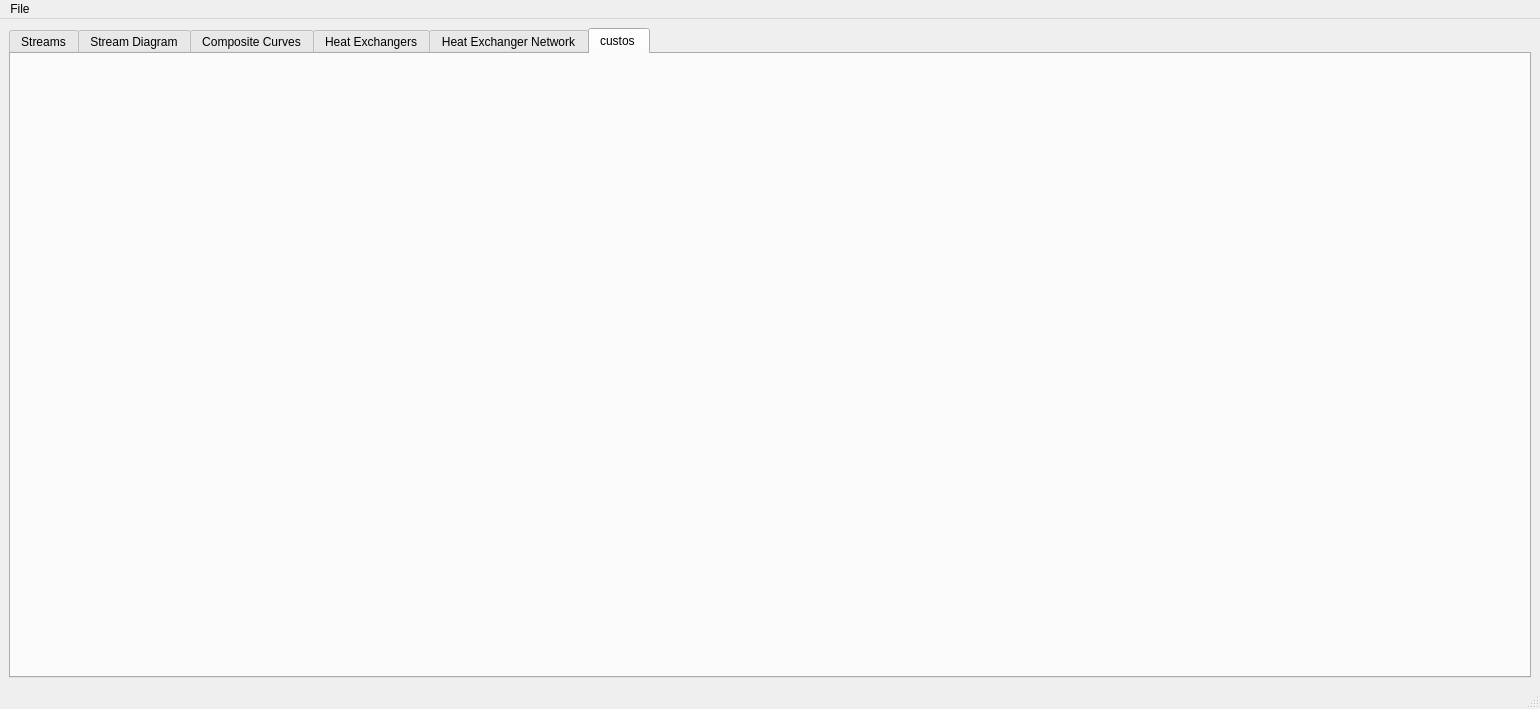
Before: the Qt Designer form interface/MPinch.ui in CarlosTadeuVassoler/MPinch, drawn with Qt 5.
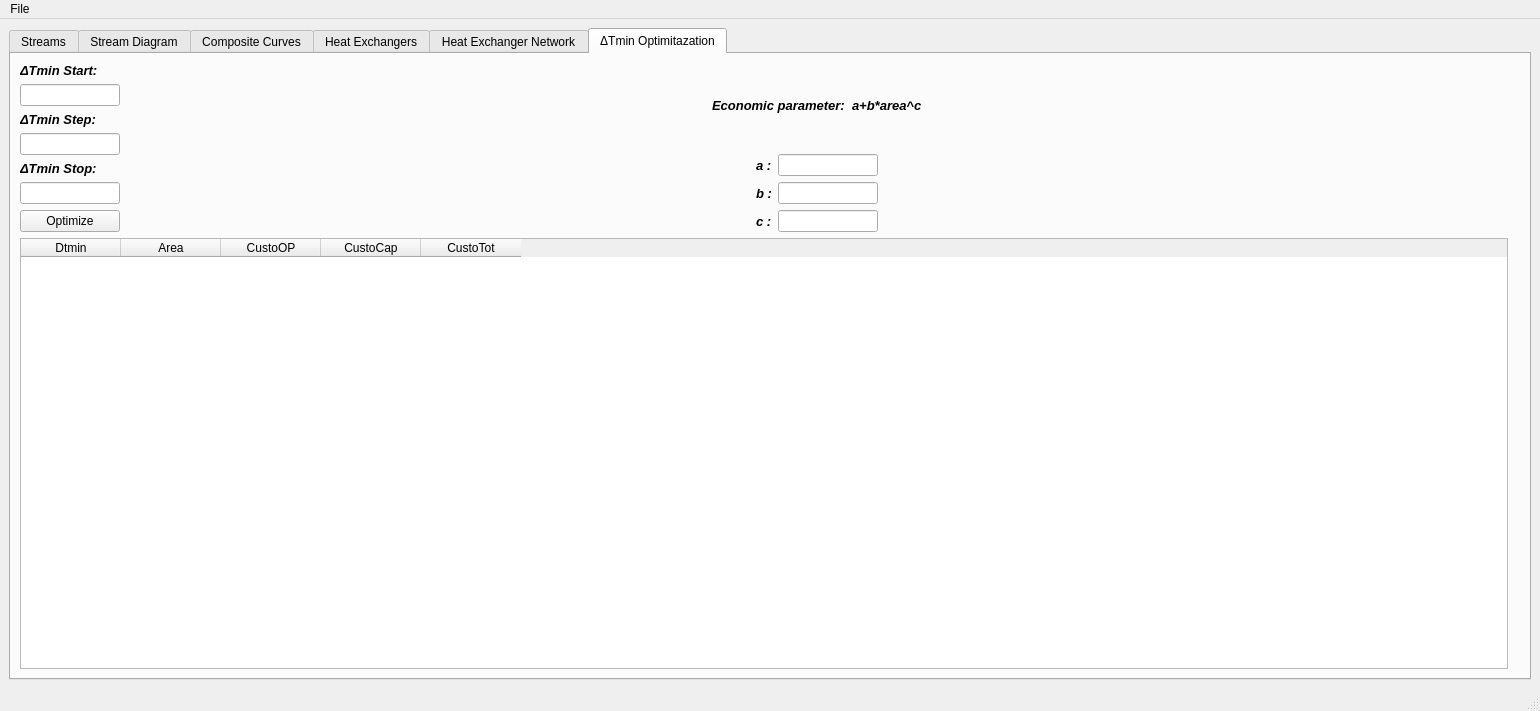
After: the same form once the commit is applied. The open tabs and pages were chosen to show the change.

```diff
--- a/interface/MPinch.ui
+++ b/interface/MPinch.ui
@@ -7,7 +7,7 @@
     <x>0</x>
     <y>0</y>
     <width>1540</width>
-    <height>709</height>
+    <height>711</height>
    </rect>
   </property>
   <property name="sizePolicy">
@@ -3342,8 +3342,400 @@
       </widget>
       <widget class="QWidget" name="tab_6">
        <attribute name="title">
-        <string>custos </string>
+        <string>ΔTmin Optimitazation</string>
        </attribute>
+       <layout class="QVBoxLayout" name="verticalLayout_8">
+        <item>
+         <layout class="QHBoxLayout" name="horizontalLayout_15">
+          <item>
+           <layout class="QVBoxLayout" name="verticalLayout_7">
+            <item>
+             <layout class="QHBoxLayout" name="horizontalLayout_16">
+              <item>
+               <layout class="QVBoxLayout" name="verticalLayout_13">
+                <item>
+                 <layout class="QVBoxLayout" name="verticalLayout_14">
+                  <item>
+                   <widget class="QLabel" name="label_81">
+                    <property name="font">
+                     <font>
+                      <family>Arial</family>
+                      <pointsize>10</pointsize>
+                      <weight>75</weight>
+                      <italic>true</italic>
+                      <bold>true</bold>
+                     </font>
+                    </property>
+                    <property name="layoutDirection">
+                     <enum>Qt::LeftToRight</enum>
+                    </property>
+                    <property name="text">
+                     <string>ΔTmin Start:</string>
+                    </property>
+                   </widget>
+                  </item>
+                  <item>
+                   <widget class="QLineEdit" name="dtstart">
+                    <property name="maximumSize">
+                     <size>
+                      <width>100</width>
+                      <height>16777215</height>
+                     </size>
+                    </property>
+                    <property name="alignment">
+                     <set>Qt::AlignLeading|Qt::AlignLeft|Qt::AlignVCenter</set>
+                    </property>
+                    <property name="clearButtonEnabled">
+                     <bool>false</bool>
+                    </property>
+                   </widget>
+                  </item>
+                  <item>
+                   <widget class="QLabel" name="label_82">
+                    <property name="font">
+                     <font>
+                      <family>Arial</family>
+                      <pointsize>10</pointsize>
+                      <weight>75</weight>
+                      <italic>true</italic>
+                      <bold>true</bold>
+                     </font>
+                    </property>
+                    <property name="text">
+                     <string>ΔTmin Step:</string>
+                    </property>
+                   </widget>
+                  </item>
+                  <item>
+                   <widget class="QLineEdit" name="dtstep">
+                    <property name="maximumSize">
+                     <size>
+                      <width>100</width>
+                      <height>16777215</height>
+                     </size>
+                    </property>
+                   </widget>
+                  </item>
+                  <item>
+                   <widget class="QLabel" name="label_83">
+                    <property name="font">
+                     <font>
+                      <family>Arial</family>
+                      <pointsize>10</pointsize>
+                      <weight>75</weight>
+                      <italic>true</italic>
+                      <bold>true</bold>
+                     </font>
+                    </property>
+                    <property name="text">
+                     <string>ΔTmin Stop:</string>
+                    </property>
+                   </widget>
+                  </item>
+                  <item>
+                   <widget class="QLineEdit" name="dtstop">
+                    <property name="maximumSize">
+                     <size>
+                      <width>100</width>
+                      <height>16777215</height>
+                     </size>
+                    </property>
+                   </widget>
+                  </item>
+                  <item>
+                   <widget class="QPushButton" name="otimizabotao">
+                    <property name="text">
+                     <string>Optimize</string>
+                    </property>
+                   </widget>
+                  </item>
+                 </layout>
+                </item>
+               </layout>
+              </item>
+              <item>
+               <layout class="QVBoxLayout" name="verticalLayout_15">
+                <item>
+                 <layout class="QHBoxLayout" name="horizontalLayout_29">
+                  <item>
+                   <spacer name="horizontalSpacer_12">
+                    <property name="orientation">
+                     <enum>Qt::Horizontal</enum>
+                    </property>
+                    <property name="sizeHint" stdset="0">
+                     <size>
+                      <width>40</width>
+                      <height>20</height>
+                     </size>
+                    </property>
+                   </spacer>
+                  </item>
+                  <item>
+                   <widget class="QLabel" name="label_88">
+                    <property name="font">
+                     <font>
+                      <family>Arial</family>
+                      <pointsize>10</pointsize>
+                      <weight>75</weight>
+                      <italic>true</italic>
+                      <bold>true</bold>
+                     </font>
+                    </property>
+                    <property name="text">
+                     <string>Economic parameter:  a+b*area^c</string>
+                    </property>
+                   </widget>
+                  </item>
+                  <item>
+                   <spacer name="horizontalSpacer_13">
+                    <property name="orientation">
+                     <enum>Qt::Horizontal</enum>
+                    </property>
+                    <property name="sizeHint" stdset="0">
+                     <size>
+                      <width>40</width>
+                      <height>20</height>
+                     </size>
+                    </property>
+                   </spacer>
+                  </item>
+                 </layout>
+                </item>
+                <item>
+                 <layout class="QHBoxLayout" name="horizontalLayout_26">
+                  <item>
+                   <spacer name="horizontalSpacer_5">
+                    <property name="orientation">
+                     <enum>Qt::Horizontal</enum>
+                    </property>
+                    <property name="sizeHint" stdset="0">
+                     <size>
+                      <width>40</width>
+                      <height>20</height>
+                     </size>
+                    </property>
+                   </spacer>
+                  </item>
+                  <item>
+                   <widget class="QLabel" name="label_87">
+                    <property name="font">
+                     <font>
+                      <family>Arial</family>
+                      <pointsize>10</pointsize>
+                      <weight>75</weight>
+                      <italic>true</italic>
+                      <bold>true</bold>
+                     </font>
+                    </property>
+                    <property name="text">
+                     <string>a :</string>
+                    </property>
+                   </widget>
+                  </item>
+                  <item>
+                   <widget class="QLineEdit" name="dtstart_4">
+                    <property name="maximumSize">
+                     <size>
+                      <width>100</width>
+                      <height>16777215</height>
+                     </size>
+                    </property>
+                    <property name="alignment">
+                     <set>Qt::AlignLeading|Qt::AlignLeft|Qt::AlignVCenter</set>
+                    </property>
+                    <property name="clearButtonEnabled">
+                     <bool>false</bool>
+                    </property>
+                   </widget>
+                  </item>
+                  <item>
+                   <spacer name="horizontalSpacer_6">
+                    <property name="orientation">
+                     <enum>Qt::Horizontal</enum>
+                    </property>
+                    <property name="sizeHint" stdset="0">
+                     <size>
+                      <width>40</width>
+                      <height>20</height>
+                     </size>
+                    </property>
+                   </spacer>
+                  </item>
+                 </layout>
+                </item>
+                <item>
+                 <layout class="QHBoxLayout" name="horizontalLayout_27">
+                  <item>
+                   <spacer name="horizontalSpacer_7">
+                    <property name="orientation">
+                     <enum>Qt::Horizontal</enum>
+                    </property>
+                    <property name="sizeHint" stdset="0">
+                     <size>
+                      <width>40</width>
+                      <height>20</height>
+                     </size>
+                    </property>
+                   </spacer>
+                  </item>
+                  <item>
+                   <widget class="QLabel" name="label_85">
+                    <property name="font">
+                     <font>
+                      <family>Arial</family>
+                      <pointsize>10</pointsize>
+                      <weight>75</weight>
+                      <italic>true</italic>
+                      <bold>true</bold>
+                     </font>
+                    </property>
+                    <property name="text">
+                     <string>b :</string>
+                    </property>
+                   </widget>
+                  </item>
+                  <item>
+                   <widget class="QLineEdit" name="dtstop_4">
+                    <property name="maximumSize">
+                     <size>
+                      <width>100</width>
+                      <height>16777215</height>
+                     </size>
+                    </property>
+                   </widget>
+                  </item>
+                  <item>
+                   <spacer name="horizontalSpacer_8">
+                    <property name="orientation">
+                     <enum>Qt::Horizontal</enum>
+                    </property>
+                    <property name="sizeHint" stdset="0">
+                     <size>
+                      <width>40</width>
+                      <height>20</height>
+                     </size>
+                    </property>
+                   </spacer>
+                  </item>
+                 </layout>
+                </item>
+                <item>
+                 <layout class="QHBoxLayout" name="horizontalLayout_28">
+                  <item>
+                   <spacer name="horizontalSpacer_9">
+                    <property name="orientation">
+                     <enum>Qt::Horizontal</enum>
+                    </property>
+                    <property name="sizeHint" stdset="0">
+                     <size>
+                      <width>40</width>
+                      <height>20</height>
+                     </size>
+                    </property>
+                   </spacer>
+                  </item>
+                  <item>
+                   <widget class="QLabel" name="label_89">
+                    <property name="font">
+                     <font>
+                      <family>Arial</family>
+                      <pointsize>10</pointsize>
+                      <weight>75</weight>
+                      <italic>true</italic>
+                      <bold>true</bold>
+                     </font>
+                    </property>
+                    <property name="text">
+                     <string>c :</string>
+                    </property>
+                   </widget>
+                  </item>
+                  <item>
+                   <widget class="QLineEdit" name="dtstop_5">
+                    <property name="maximumSize">
+                     <size>
+                      <width>100</width>
+                      <height>16777215</height>
+                     </size>
+                    </property>
+                   </widget>
+                  </item>
+                  <item>
+                   <spacer name="horizontalSpacer_10">
+                    <property name="orientation">
+                     <enum>Qt::Horizontal</enum>
+                    </property>
+                    <property name="sizeHint" stdset="0">
+                     <size>
+                      <width>40</width>
+                      <height>20</height>
+                     </size>
+                    </property>
+                   </spacer>
+                  </item>
+                 </layout>
+                </item>
+               </layout>
+              </item>
+             </layout>
+            </item>
+            <item>
+             <widget class="QTableWidget" name="TABELA">
+              <property name="minimumSize">
+               <size>
+                <width>700</width>
+                <height>0</height>
+               </size>
+              </property>
+              <column>
+               <property name="text">
+                <string>Dtmin</string>
+               </property>
+              </column>
+              <column>
+               <property name="text">
+                <string>Area</string>
+               </property>
+              </column>
+              <column>
+               <property name="text">
+                <string>CustoOP</string>
+               </property>
+              </column>
+              <column>
+               <property name="text">
+                <string>CustoCap</string>
+               </property>
+              </column>
+              <column>
+               <property name="text">
+                <string>CustoTot</string>
+               </property>
+              </column>
+             </widget>
+            </item>
+           </layout>
+          </item>
+          <item>
+           <layout class="QVBoxLayout" name="verticalLayout_6">
+            <item>
+             <layout class="QHBoxLayout" name="horizontalLayout_13">
+              <item>
+               <widget class="QFrame" name="dtminxarea"/>
+              </item>
+              <item>
+               <widget class="QWidget" name="dtminxcusto" native="true"/>
+              </item>
+             </layout>
+            </item>
+            <item>
+             <widget class="QWidget" name="dtminxut" native="true"/>
+            </item>
+           </layout>
+          </item>
+         </layout>
+        </item>
+       </layout>
       </widget>
      </widget>
     </item>
```
Left out of the diff: 10 changed lines with no effect on the pictures.
